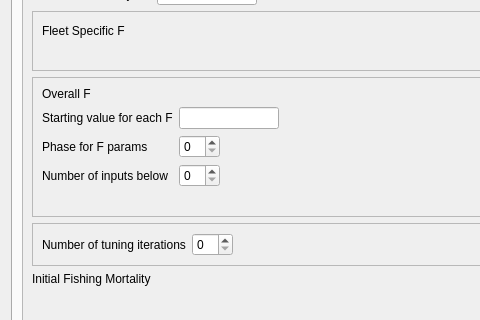
Before: the Qt Designer form src/population_widget.ui in nmfs-ost/ss3-ssi, drawn with Qt 5; both pictures show x 0 to 480 and y 188 to 508 of the 1164 by 710 pixel window.
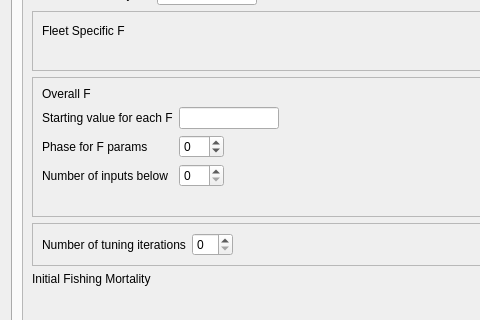
After: the same form once the commit is applied. The open tabs and pages were chosen to show the change. Icons and pictures are not drawn.

The edit to the form file:
```diff
--- a/src/population_widget.ui
+++ b/src/population_widget.ui
@@ -2993,7 +2993,11 @@
                </property>
                <layout class="QGridLayout" name="gridLayout_2">
                 <item row="2" column="1">
-                 <widget class="QSpinBox" name="spinBox_fishingMort_2_phase"/>
+                 <widget class="QSpinBox" name="spinBox_fishingMort_2_phase">
+                  <property name="minimum">
+                   <number>-99</number>
+                  </property>
+                 </widget>
                 </item>
                 <item row="1" column="0">
                  <widget class="QLabel" name="label_fishingMort_2_fstart">
```
Left out of the diff: 6 changed lines with no effect on the pictures.
